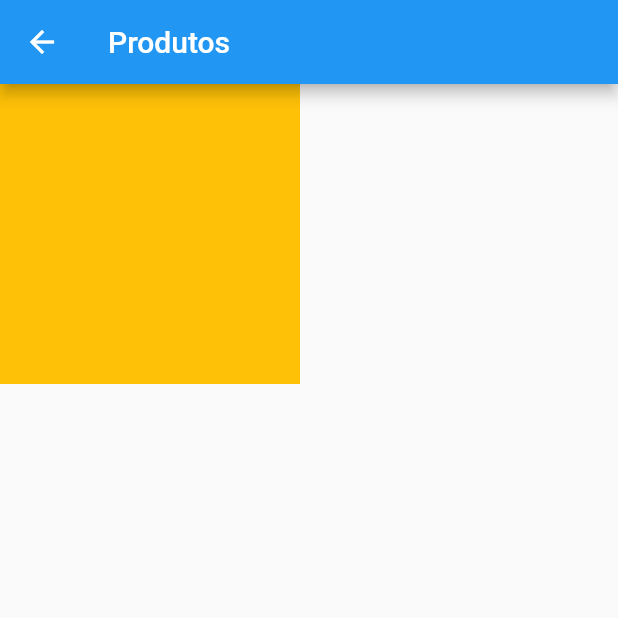
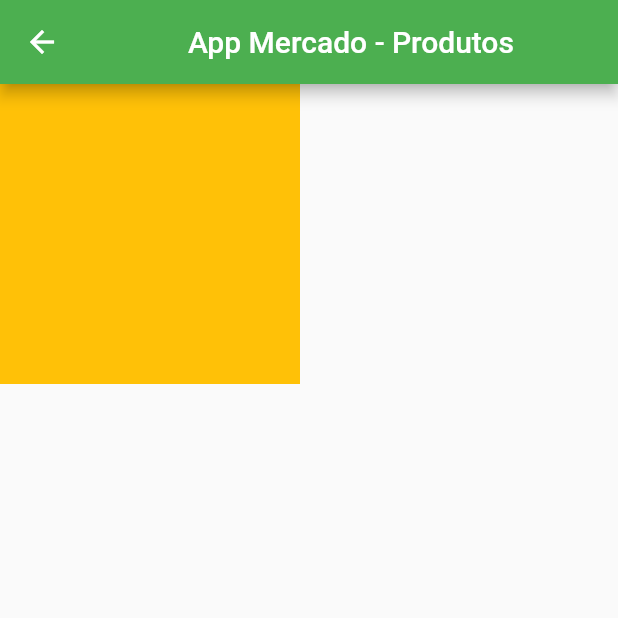
Before and after one commit to Vinicius-Maia04/Mobile2, a Flutter app: the Produtos screen opened directly, on a phone screen of 412 x 824 dp, the top half of it. Run offline on Flutter 3.47's test engine with Material 2 defaults, Android fonts, the phone set to English and light mode, and no system bars.

Commit message:
Changed Produtos Screen title

```diff
--- a/AppMercado/app_mercado/lib/server/produtos.dart
+++ b/AppMercado/app_mercado/lib/server/produtos.dart
@@ -12,7 +12,8 @@ class _ProdutosState extends State<Produtos> {
   Widget build(BuildContext context) {
     return Scaffold(
       appBar: AppBar(
-        title: Text('Produtos'),
+        title: Center(child: Text('App Mercado - Produtos')),
+        backgroundColor: Colors.green,
       ),
       body: Column(
         children: [
```
